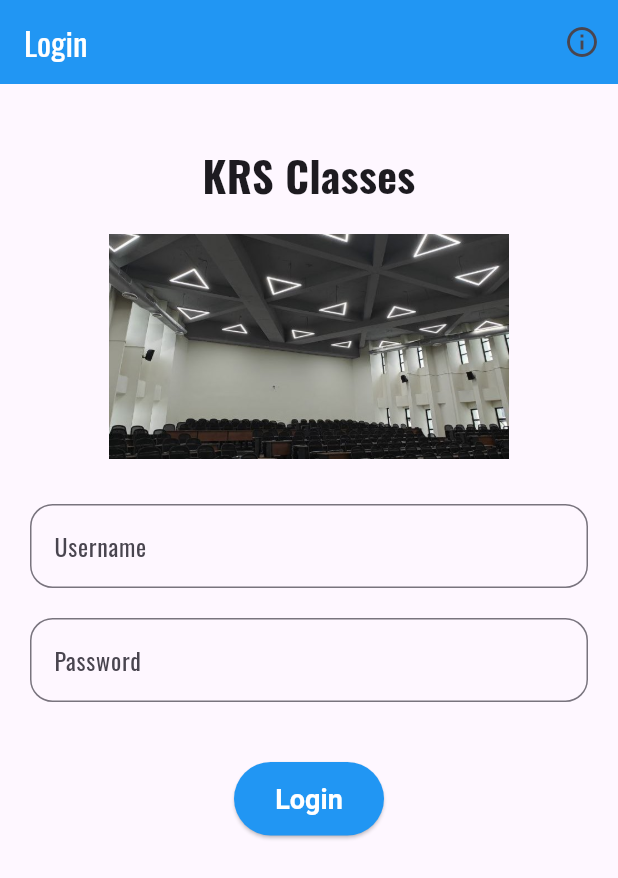
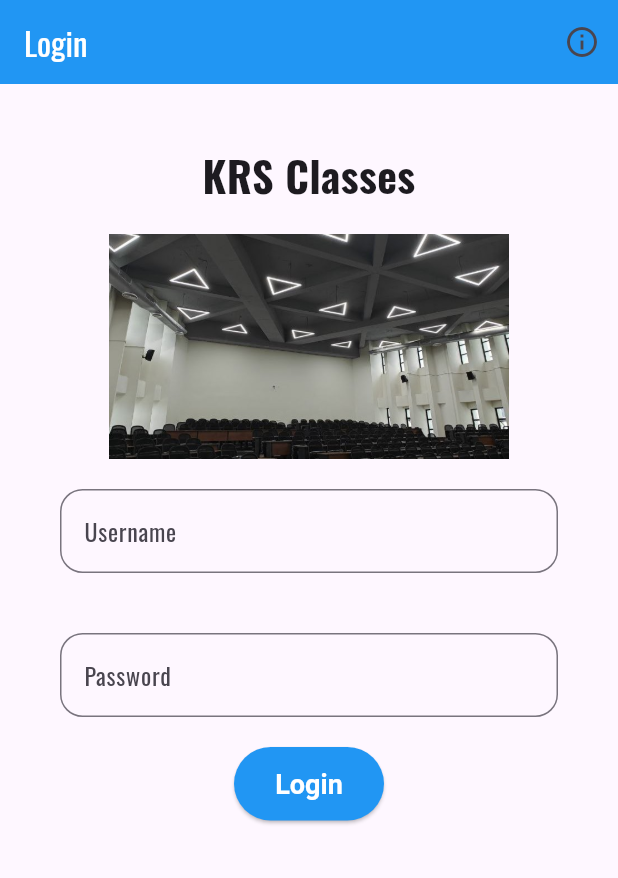
Before and after one commit to BhaswarDeepRout/flutter_application_1, a Flutter app: the screen it shows after launch, on a phone screen of 412 x 824 dp. Shown: the top 878 px of the screen. Run offline on Flutter 3.47's test engine with Material 3 defaults, Android fonts, the phone set to English and light mode, and no system bars.

Commit message:
added margins to container

```diff
--- a/lib/main.dart
+++ b/lib/main.dart
@@ -54,8 +54,9 @@ class LoginScreen extends StatelessWidget {
               ),
               SizedBox(height: 20),
               Image.asset("assets/Screenshot (609).png", height: 150),
-              SizedBox(height: 30),
-              TextFormField(
+              Container(
+                margin: EdgeInsets.all(20),
+                child: TextFormField(
                   controller: _usernameController,
                   decoration: InputDecoration(
                     labelText: "Username",
@@ -75,8 +76,10 @@ class LoginScreen extends StatelessWidget {
                     return null;
                   },
                 ),
-              SizedBox(height: 20),
-              TextFormField(
+              ),
+              Container(
+                margin: EdgeInsets.all(20),
+                child: TextFormField(
                   controller: _passwordController,
                   obscureText: true,
                   decoration: InputDecoration(
@@ -93,7 +96,7 @@ class LoginScreen extends StatelessWidget {
                     return null;
                   },
                 ),
-              SizedBox(height: 40),
+              ),
               SizedBox(
                 width: 100,
                 child: ElevatedButton(
```
Lines whose indentation alone changed are shown as unchanged.
